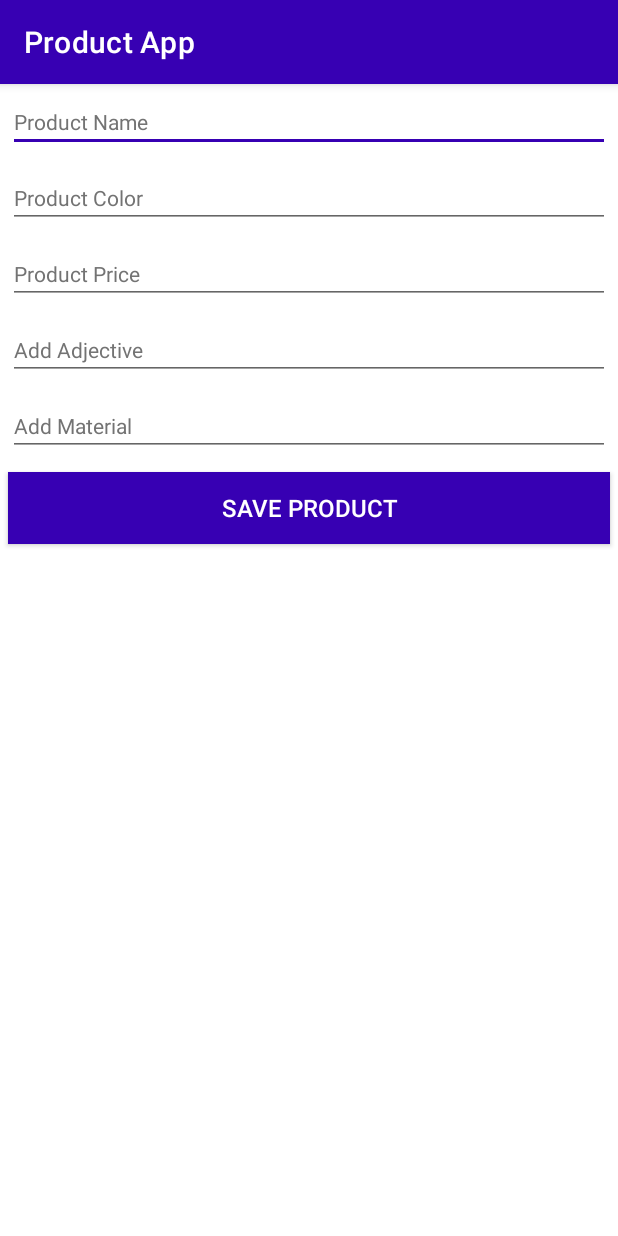
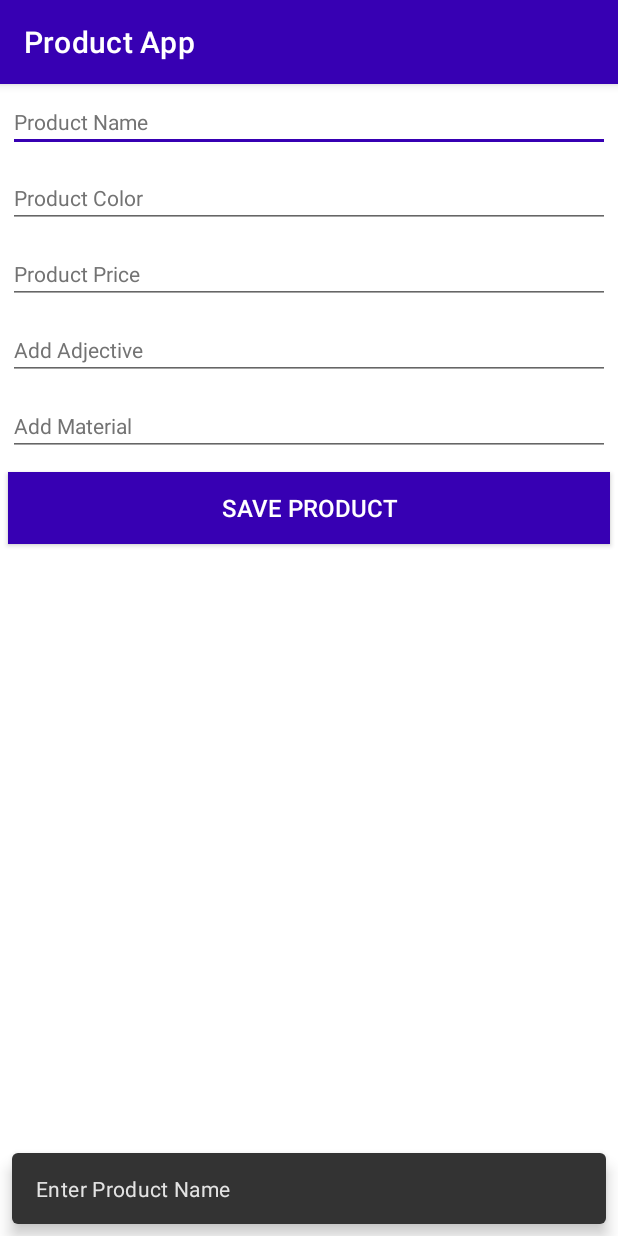
Before and after one commit to kishansolanki124/productapp, an Android app: the AddProductActivity screen opened directly, with no data from a screen before it, after a tap on "SAVE PRODUCT", on a phone screen of 412 x 824 dp. Run offline under Robolectric (Android 15) with nearby library versions, the phone set to English and light mode, and no system bars; our stand-ins replace Room's generated code, data binding; network calls fail.

Commit message:
product list, product add, adding in DB, loading from db, diff utils done

```diff
--- a/app/src/main/AndroidManifest.xml
+++ b/app/src/main/AndroidManifest.xml
@@ -14,10 +14,10 @@
         android:theme="@style/AppTheme"
         android:usesCleartextTraffic="true">
         <activity
-            android:name=".AddProductActivity"
+            android:name=".ui.AddProductActivity"
             android:screenOrientation="portrait" />
         <activity
-            android:name=".MainActivity"
+            android:name=".ui.MainActivity"
             android:screenOrientation="portrait">
             <intent-filter>
                 <action android:name="android.intent.action.MAIN" />
--- a/app/src/main/java/com/app/productapp/MainActivity.kt
+++ b/app/src/main/java/com/app/productapp/ui/MainActivity.kt
@@ -1,4 +1,4 @@
-package com.app.productapp
+package com.app.productapp.ui
 
 import android.content.Intent
 import android.os.Bundle
--- a/app/src/main/res/layout/activity_add_product.xml
+++ b/app/src/main/res/layout/activity_add_product.xml
@@ -13,7 +13,7 @@
         android:layout_height="match_parent"
         android:layout_margin="@dimen/dp_10"
         android:orientation="vertical"
-        tools:context=".AddProductActivity">
+        tools:context=".ui.AddProductActivity">
 
         <androidx.appcompat.widget.AppCompatEditText
             android:id="@+id/etTitle"
--- a/app/src/main/res/layout/item_product.xml
+++ b/app/src/main/res/layout/item_product.xml
@@ -52,7 +52,7 @@
                         android:layout_height="wrap_content"
                         android:layout_weight="1"
                         android:padding="@dimen/dp_5"
-                        android:text="@{product.id}"
+                        android:text="@{product.name}"
                         android:textColor="@android:color/black"
                         android:textSize="@dimen/sp_14"
                         tools:text="Name: Iphone 11 Pro Max" />
--- a/app/src/main/res/values/strings.xml
+++ b/app/src/main/res/values/strings.xml
@@ -12,11 +12,10 @@
     <string name="Save_Product">Save Product</string>
     <string name="Product_Material">Add Material</string>
     <string name="Product_Adjective">Add Adjective</string>
-    <string name="Enter_Title">Enter Product Title</string>
+    <string name="Enter_Title">Enter Product Name</string>
     <string name="Enter_Color">Enter Product Color</string>
     <string name="Enter_Price">Enter Product Price</string>
     <string name="Enter_Adjective">Enter Product Adjective</string>
     <string name="Enter_Material">Enter Product Material</string>
     <string name="Invalid_Price">Price must be greater than 0</string>
-
 </resources>
```
Also changed, not shown: app/src/main/java/com/app/productapp/ui/AddProductActivity.kt (renamed from app/src/main/java/com/app/productapp/AddProductActivity.kt, +12 -6 lines).
